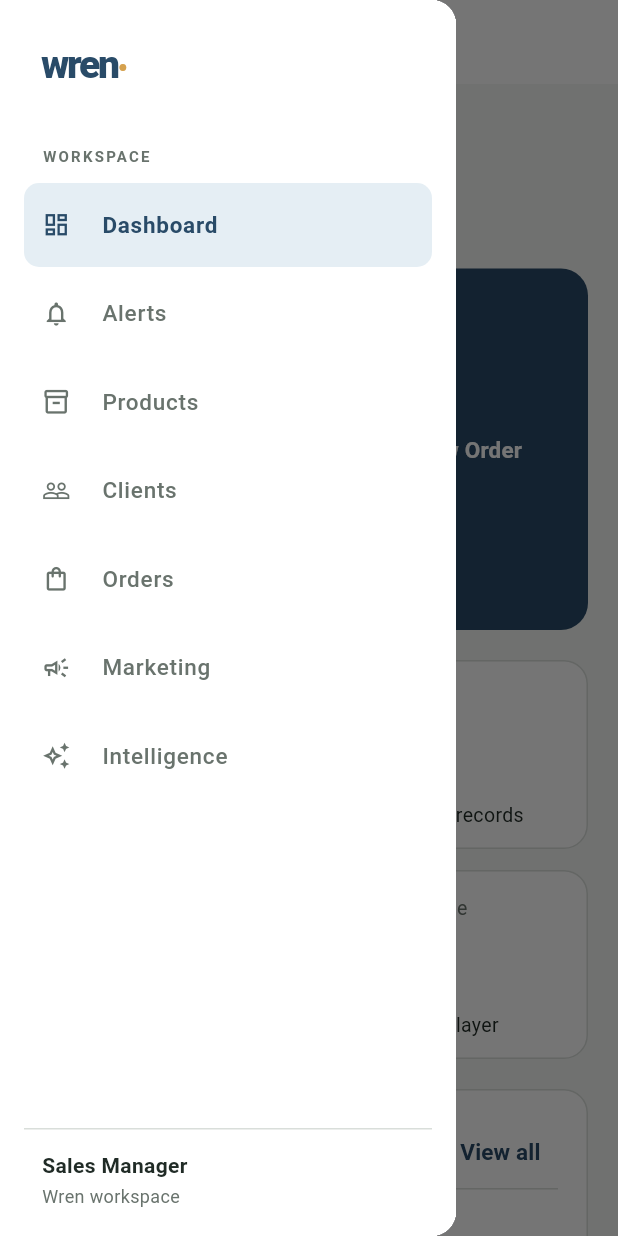
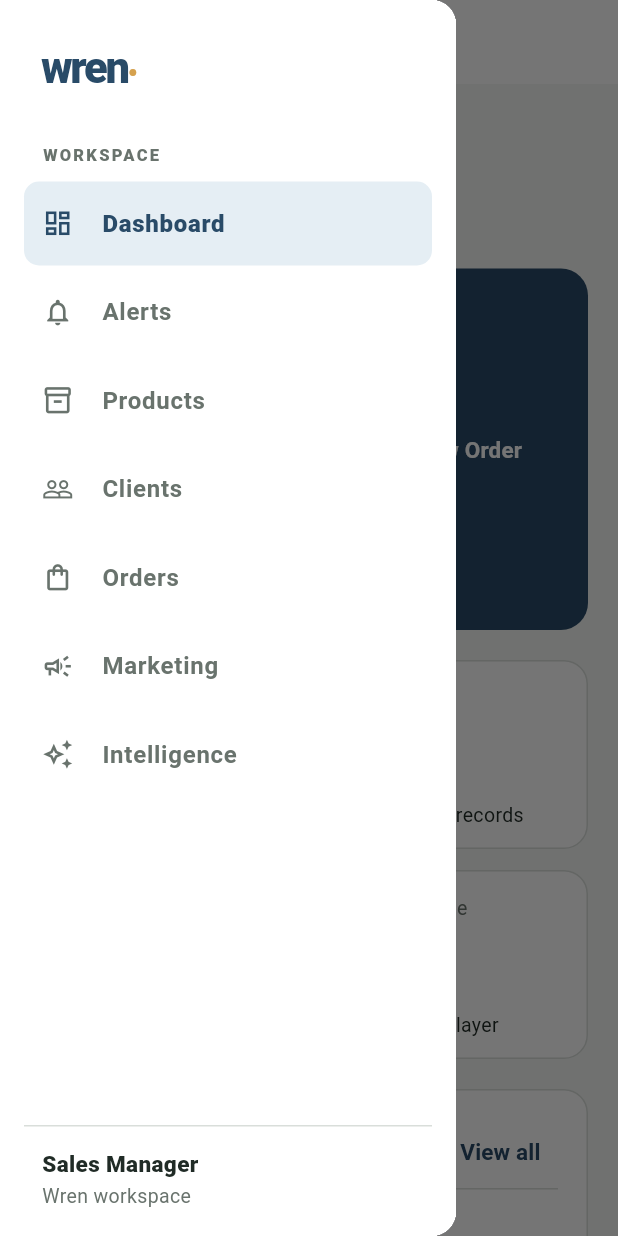
Before and after one commit to panashegwapedza/ASAM, a Flutter app: the screen it shows once a user with an empty profile is signed in, with the side drawer open, on a phone screen of 412 x 824 dp. Run offline on Flutter 3.47's test engine with Material 3 defaults, Android fonts, the phone set to English and light mode, and no system bars; our stand-ins replace supabase_flutter; accounts and stored records are empty; Roboto replaces fonts that are missing (Arial).

Commit message:
Polish Wren navigation typography

```diff
--- a/lib/app/app.dart
+++ b/lib/app/app.dart
@@ -154,7 +154,7 @@ class _Sidebar extends StatelessWidget {
               padding: const EdgeInsets.symmetric(horizontal: 12),
               child: RichText(
                 text: const TextSpan(
-                  style: TextStyle(fontSize: 26, fontWeight: FontWeight.w800, color: AsamTheme.navy, letterSpacing: -1.5),
+                  style: TextStyle(fontSize: 29, fontWeight: FontWeight.w800, color: AsamTheme.navy, letterSpacing: -1.5),
                   children: [
                     TextSpan(text: 'wren'),
                     TextSpan(text: '•', style: TextStyle(color: AsamTheme.gold, fontSize: 18)),
@@ -162,10 +162,10 @@ class _Sidebar extends StatelessWidget {
                 ),
               ),
             ),
-            const SizedBox(height: 40),
+            const SizedBox(height: 34),
             const Padding(
               padding: EdgeInsets.symmetric(horizontal: 12),
-              child: Text('WORKSPACE', style: TextStyle(fontSize: 10, fontWeight: FontWeight.w700, letterSpacing: 1.5, color: AsamTheme.muted)),
+              child: Text('WORKSPACE', style: TextStyle(fontSize: 11, fontWeight: FontWeight.w800, letterSpacing: 1.5, color: AsamTheme.muted)),
             ),
             const SizedBox(height: 10),
             Expanded(
@@ -177,8 +177,8 @@ class _Sidebar extends StatelessWidget {
                     selected: selectedIndex == index,
                     selectedTileColor: AsamTheme.selected,
                     shape: RoundedRectangleBorder(borderRadius: BorderRadius.circular(10)),
-                    leading: Icon(icons[index], size: 19, color: selectedIndex == index ? AsamTheme.navy : AsamTheme.muted),
-                    title: Text(labels[index], style: TextStyle(fontSize: 15, fontWeight: selectedIndex == index ? FontWeight.w700 : FontWeight.w500, color: selectedIndex == index ? AsamTheme.navy : AsamTheme.muted)),
+                    leading: Icon(icons[index], size: 21, color: selectedIndex == index ? AsamTheme.navy : AsamTheme.muted),
+                    title: Text(labels[index], style: TextStyle(fontSize: 16, fontWeight: selectedIndex == index ? FontWeight.w800 : FontWeight.w600, color: selectedIndex == index ? AsamTheme.navy : AsamTheme.muted)),
                     onTap: () => onSelected(index),
                     contentPadding: const EdgeInsets.symmetric(horizontal: 12),
                   ),
@@ -188,11 +188,11 @@ class _Sidebar extends StatelessWidget {
             const Divider(),
             const Padding(
               padding: EdgeInsets.fromLTRB(12, 14, 12, 2),
-              child: Text('Sales Manager', style: TextStyle(fontSize: 14, fontWeight: FontWeight.w700, color: AsamTheme.ink)),
+              child: Text('Sales Manager', style: TextStyle(fontSize: 15, fontWeight: FontWeight.w800, color: AsamTheme.ink)),
             ),
             const Padding(
               padding: EdgeInsets.symmetric(horizontal: 12),
-              child: Text('Wren workspace', style: TextStyle(fontSize: 12, color: AsamTheme.muted)),
+              child: Text('Wren workspace', style: TextStyle(fontSize: 13, color: AsamTheme.muted)),
             ),
           ],
         ),
```
